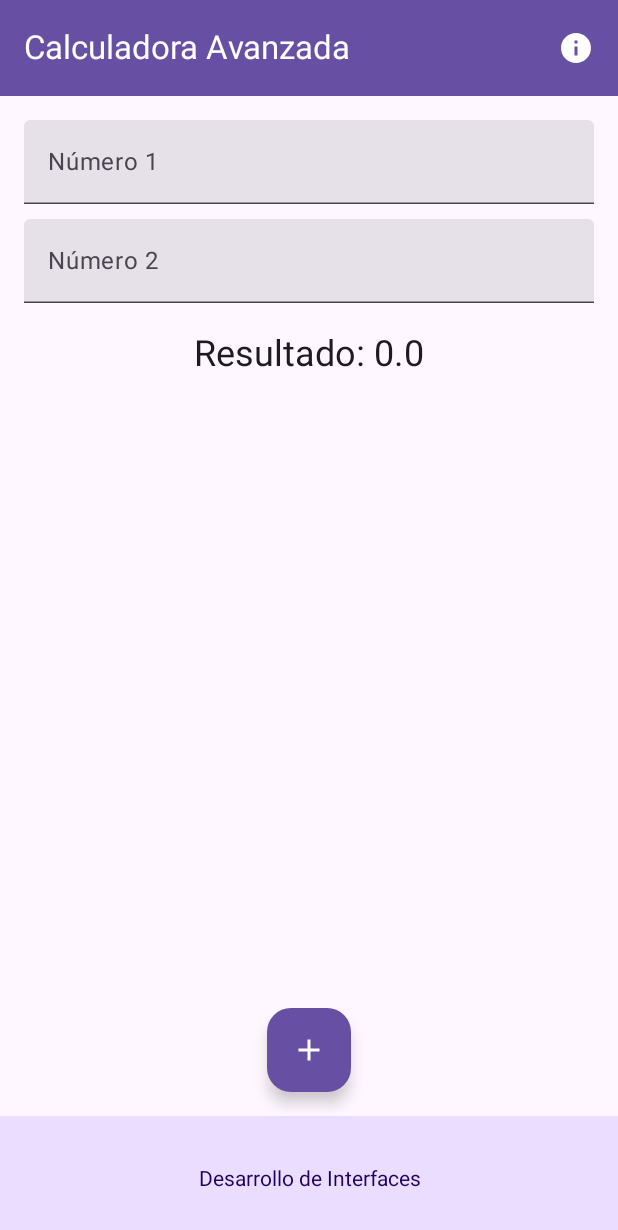
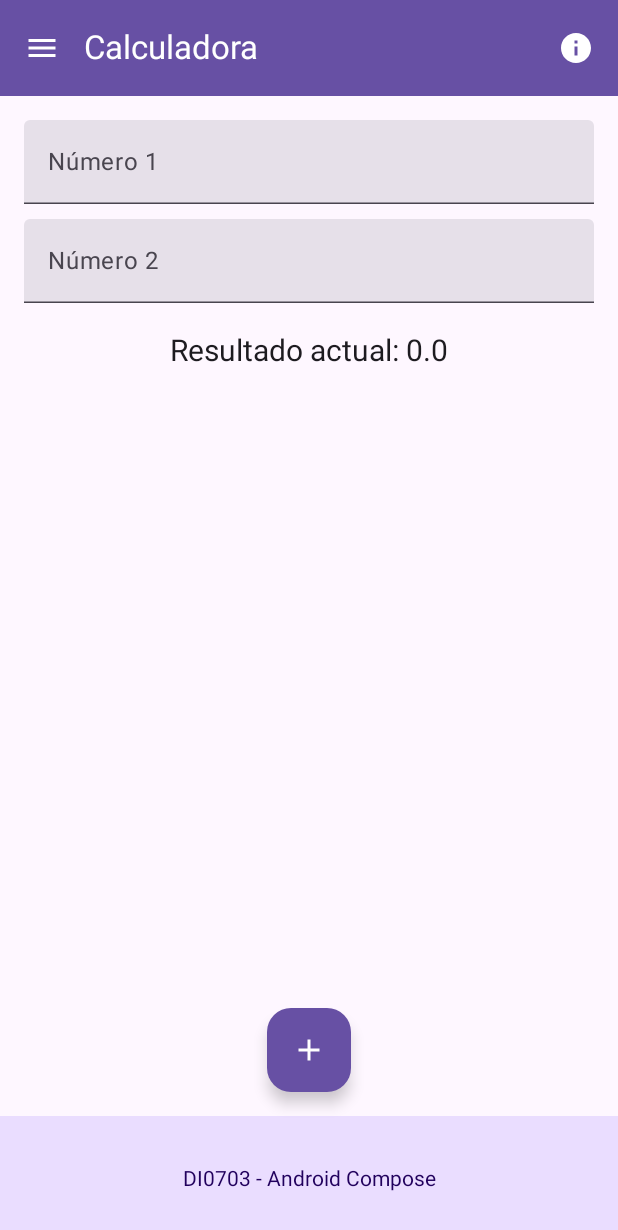
Before and after one commit to hebrabo/DI, an Android app built with Jetpack Compose: the screen it shows after launch (MainActivity), on a phone screen of 412 x 824 dp. Shown: the top 1230 px of the screen. Run offline under Robolectric (Android 15) with nearby library versions, the phone set to English and light mode, and no system bars.

Commit message:
Paso 7: Añadir el Navigation Drawer (Menú Lateral) Crear un Navigation Drawer con estos cuatro ítems de navegación: Presentación, Resultado, Calculadora, y Aspecto.
https://developer.android.com/develop/ui/compose/components/drawer

```diff
--- a/DI0703_CalculadoraConScaffold/app/src/main/java/com/example/di0703_calculadoraconscaffold/MainActivity.kt
+++ b/DI0703_CalculadoraConScaffold/app/src/main/java/com/example/di0703_calculadoraconscaffold/MainActivity.kt
@@ -8,7 +8,7 @@ import androidx.compose.foundation.text.KeyboardOptions
 import androidx.compose.material.icons.Icons
 import androidx.compose.material.icons.filled.Add
 import androidx.compose.material.icons.filled.Info
-import androidx.compose.material.icons.filled.MoreVert
+import androidx.compose.material.icons.filled.Menu
 import androidx.compose.material3.*
 import androidx.compose.runtime.*
 import androidx.compose.ui.Alignment
@@ -20,113 +20,151 @@ import androidx.compose.ui.tooling.preview.Preview
 import androidx.compose.ui.unit.dp
 import androidx.compose.ui.unit.sp
 import kotlinx.coroutines.launch
+import androidx.compose.runtime.saveable.rememberSaveable
 
 class MainActivity : ComponentActivity() {
     override fun onCreate(savedInstanceState: Bundle?) {
         super.onCreate(savedInstanceState)
         setContent {
-            CalculadoraScaffoldApp()
+            CalculadoraDrawerApp()
         }
     }
 }
 
 @OptIn(ExperimentalMaterial3Api::class)
 @Composable
-fun CalculadoraScaffoldApp() {
-    // Estados de la calculadora
-    var numero1 by remember { mutableStateOf("") }
-    var numero2 by remember { mutableStateOf("") }
-    var resultado by remember { mutableStateOf("0.0") }
+fun CalculadoraDrawerApp() {
+    // ESTADOS DE LA CALCULADORA
+    var numero1 by rememberSaveable { mutableStateOf("") }
+    var numero2 by rememberSaveable { mutableStateOf("") }
+    var resultado by rememberSaveable { mutableStateOf("0.0") }
 
-    // --- CONFIGURACIÓN PARA EL SNACKBAR (Paso 4) ---
-    // 1. Estado para controlar el Snackbar
+    // ESTADOS DE NAVEGACIÓN Y DRAWER
+    val drawerState = rememberDrawerState(initialValue = DrawerValue.Closed)
+    val scope = rememberCoroutineScope()
     val snackbarHostState = remember { SnackbarHostState() }
-    // 2. Scope para lanzar la acción de mostrarlo (es una acción asíncrona)
-    val scope = rememberCoroutineScope()
 
+    // Variable para saber qué pantalla mostrar
+    // Opciones: "Presentación", "Calculadora", "Resultado", "Aspecto"
+    var pantallaActual by rememberSaveable { mutableStateOf("Calculadora") }
+
+    // 1. EL DRAWER ENVUELVE AL SCAFFOLD
+    ModalNavigationDrawer(
+        drawerState = drawerState,
+        drawerContent = {
+            ModalDrawerSheet {
+                Text("Menú Principal", modifier = Modifier.padding(16.dp), fontSize = 20.sp)
+                HorizontalDivider()
+
+                // Ítems del menú (Punto 7 del ejercicio)
+                NavigationDrawerItem(
+                    label = { Text("Presentación") },
+                    selected = pantallaActual == "Presentación",
+                    onClick = {
+                        pantallaActual = "Presentación"
+                        scope.launch { drawerState.close() }
+                    }
+                )
+                NavigationDrawerItem(
+                    label = { Text("Calculadora") },
+                    selected = pantallaActual == "Calculadora",
+                    onClick = {
+                        pantallaActual = "Calculadora"
+                        scope.launch { drawerState.close() }
+                    }
+                )
+                NavigationDrawerItem(
+                    label = { Text("Resultado") },
+                    selected = pantallaActual == "Resultado",
+                    onClick = {
+                        pantallaActual = "Resultado"
+                        scope.launch { drawerState.close() }
+                    }
+                )
+                NavigationDrawerItem(
+                    label = { Text("Aspecto") },
+                    selected = pantallaActual == "Aspecto",
+                    onClick = {
+                        pantallaActual = "Aspecto"
+                        scope.launch { drawerState.close() }
+                    }
+                )
+            }
+        }
+    ) {
+        // 2. EL SCAFFOLD VA DENTRO DEL DRAWER
         Scaffold(
-        // --- PASO 4 (Host): Le decimos al Scaffold dónde pintar el mensaje ---
             snackbarHost = { SnackbarHost(hostState = snackbarHostState) },
-
-        // --- TOP APP BAR (Con acción de Snackbar) ---
             topBar = {
                 TopAppBar(
-                title = { Text("Calculadora Avanzada") },
+                    title = { Text(pantallaActual) }, // El título cambia según la pantalla
                     colors = TopAppBarDefaults.topAppBarColors(
                         containerColor = MaterialTheme.colorScheme.primary,
                         titleContentColor = Color.White,
+                        navigationIconContentColor = Color.White,
                         actionIconContentColor = Color.White
                     ),
+                    // NUEVO: Icono de Hamburguesa para abrir el menú
+                    navigationIcon = {
+                        IconButton(onClick = { scope.launch { drawerState.open() } }) {
+                            Icon(imageVector = Icons.Default.Menu, contentDescription = "Menú")
+                        }
+                    },
                     actions = {
-                    // Acción: Al pulsar el icono de información, sale el Snackbar
-                    IconButton(onClick = {
-                        scope.launch {
-                            snackbarHostState.showSnackbar("Has pulsado Información")
-                        }
-                    }) {
+                        IconButton(onClick = { scope.launch { snackbarHostState.showSnackbar("Info") } }) {
                             Icon(imageVector = Icons.Default.Info, contentDescription = "Info")
                         }
                     }
                 )
             },
-
-        // --- PASO 3: BOTTOM APP BAR ---
             bottomBar = {
                 BottomAppBar(
                     containerColor = MaterialTheme.colorScheme.primaryContainer,
                     contentColor = MaterialTheme.colorScheme.onPrimaryContainer
                 ) {
-                // Texto decorativo en la barra inferior
-                Text(
-                    text = "Desarrollo de Interfaces",
-                    modifier = Modifier.fillMaxWidth(),
-                    textAlign = TextAlign.Center
-                )
+                    Text("DI0703 - Android Compose", modifier = Modifier.fillMaxWidth(), textAlign = TextAlign.Center)
                 }
             },
-
-        // --- PASO 5: FLOATING ACTION BUTTON (FAB) ---
             floatingActionButton = {
+                // Solo mostramos el botón de calcular si estamos en la pantalla Calculadora
+                if (pantallaActual == "Calculadora") {
                     FloatingActionButton(
-                onClick = {
-                    // Acción del FAB: Calcular (Simulado) o Resetear
-                    scope.launch { snackbarHostState.showSnackbar("Acción Principal: Calcular") }
-                },
+                        onClick = { scope.launch { snackbarHostState.showSnackbar("Calculando...") } },
                         containerColor = MaterialTheme.colorScheme.primary
                     ) {
-                Icon(imageVector = Icons.Default.Add, contentDescription = "Calcular", tint = Color.White)
+                        Icon(Icons.Default.Add, contentDescription = "Calcular", tint = Color.White)
+                    }
                 }
             },
-        // Posicionamos el FAB en el CENTRO para que quede sobre la BottomBar
             floatingActionButtonPosition = FabPosition.Center
         ) { paddingValues ->
 
-        // CONTENIDO PRINCIPAL
-        Column(
-            modifier = Modifier
-                .padding(paddingValues)
-                .fillMaxSize()
-                .padding(16.dp),
-            horizontalAlignment = Alignment.CenterHorizontally
-        ) {
+            // 3. GESTIÓN DE PANTALLAS (CAMBIO DE CONTENIDO)
+            Box(modifier = Modifier.padding(paddingValues).fillMaxSize().padding(16.dp)) {
+                when (pantallaActual) {
+                    "Calculadora" -> {
+                        // El código de nuestra calculadora
+                        Column(horizontalAlignment = Alignment.CenterHorizontally) {
                             TextField(
-                value = numero1,
-                onValueChange = { numero1 = it },
-                label = { Text("Número 1") },
-                keyboardOptions = KeyboardOptions(keyboardType = KeyboardType.Number),
+                                value = numero1, onValueChange = { numero1 = it },
+                                label = { Text("Número 1") }, keyboardOptions = KeyboardOptions(keyboardType = KeyboardType.Number),
                                 modifier = Modifier.fillMaxWidth()
                             )
                             Spacer(modifier = Modifier.height(10.dp))
                             TextField(
-                value = numero2,
-                onValueChange = { numero2 = it },
-                label = { Text("Número 2") },
-                keyboardOptions = KeyboardOptions(keyboardType = KeyboardType.Number),
+                                value = numero2, onValueChange = { numero2 = it },
+                                label = { Text("Número 2") }, keyboardOptions = KeyboardOptions(keyboardType = KeyboardType.Number),
                                 modifier = Modifier.fillMaxWidth()
                             )
-
                             Spacer(modifier = Modifier.height(20.dp))
-            Text(text = "Resultado: $resultado", fontSize = 24.sp)
+                            Text("Resultado actual: $resultado", fontSize = 20.sp)
+                        }
+                    }
+                    "Presentación" -> Text("Pantalla de Presentación (Pendiente)", fontSize = 24.sp)
+                    "Resultado" -> Text("Pantalla de Resultado Global (Pendiente)", fontSize = 24.sp)
+                    "Aspecto" -> Text("Configuración de Aspecto (Pendiente)", fontSize = 24.sp)
+                }
+            }
         }
     }
 }
@@ -134,5 +172,5 @@ fun CalculadoraScaffoldApp() {
 @Preview(showBackground = true)
 @Composable
 fun CalculadoraPreview() {
-    CalculadoraScaffoldApp()
+    CalculadoraDrawerApp()
 }
```
Lines whose indentation alone changed are shown as unchanged.
